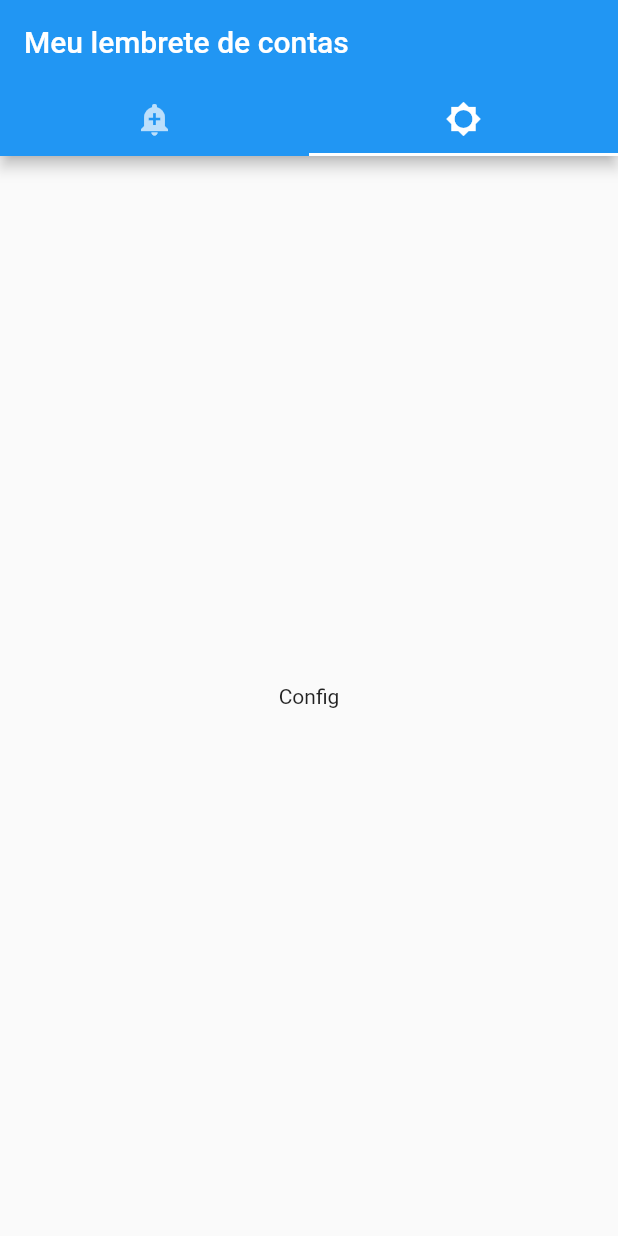
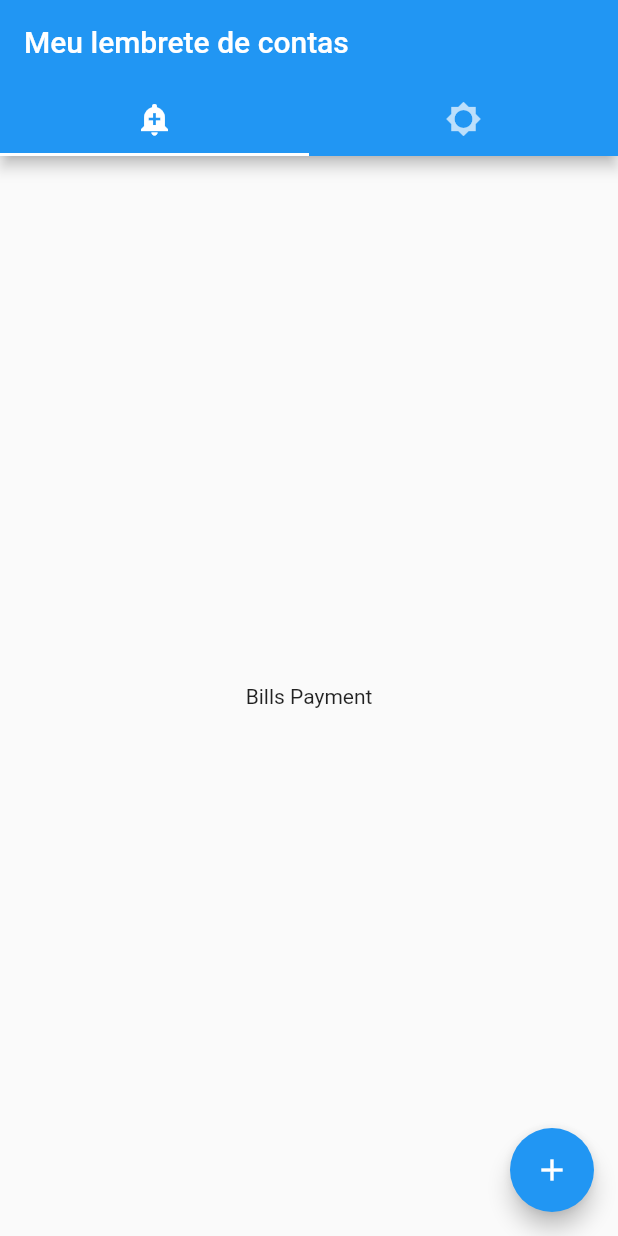
Before and after one commit to brunoalvesdasilva/flutter_remember, a Flutter app: the screen it shows after launch, on a phone screen of 412 x 824 dp. Run offline on Flutter 3.47's test engine with Material 2 defaults, Android fonts, the phone set to English and light mode, and no system bars.

Commit message:
feat(bills_payments): add new screen form

```diff
--- a/lib/main.dart
+++ b/lib/main.dart
@@ -1,9 +1,9 @@
 import 'package:flutter/material.dart';
-import 'screens/home/home.dart';
+import './screens/home/home.dart';
 
 void main() {
-  runApp(MaterialApp(
+  runApp(const MaterialApp(
     title: 'Meus lembretes de contas',
-    home: Home()
+    home: HomeScreen()
   ));
 }
--- a/lib/screens/home/home.dart
+++ b/lib/screens/home/home.dart
@@ -1,25 +1,45 @@
 import 'package:flutter/material.dart';
-import './widget/bills-payments/bills-payments.dart';
+import '../bills_payments/bills_payments.dart';
+import './widget/bills_payments/bills_payments.dart';
 import './widget/config/config.dart';
 
-class Home extends StatefulWidget {
-  const Home({Key? key}) : super(key: key);
+class HomeScreen extends StatefulWidget {
+  const HomeScreen({Key? key}) : super(key: key);
 
   @override
-  _HomeState createState() => _HomeState();
+  _HomeScreenState createState() => _HomeScreenState();
 }
 
-class _HomeState extends State<Home> {
+class _HomeScreenState extends State<HomeScreen> {
+  int currentView = 0;
+
+  Widget _actionButton() {
+    if (currentView != 0) {
+      return const SizedBox.shrink();
+    }
+
+    return FloatingActionButton(
+      tooltip: 'Increment Counter',
+      child: const Icon(Icons.add),
+      onPressed: () {
+        Navigator.push(
+          context,
+          MaterialPageRoute(builder: (context) => const BillPaymentsScreen()),
+        );
+      },
+    );
+  }
+
   @override
   Widget build(BuildContext context) {
     return DefaultTabController(
-      initialIndex: 1,
+      initialIndex: 0,
       length: 2,
       child: Scaffold(
         appBar: AppBar(
           title: const Text('Meu lembrete de contas'),
-          bottom: const TabBar(
-            tabs: <Widget>[
+          bottom: TabBar(
+            tabs: const <Widget>[
               Tab(
                 icon: Icon(Icons.add_alert),
               ),
@@ -27,15 +47,21 @@ class _HomeState extends State<Home> {
                 icon: Icon(Icons.brightness_5_sharp),
               ),
             ],
+            onTap: (index) {
+              setState(() {
+                currentView = index;
+              });
+            },
           ),
         ),
         body: const TabBarView(
           children: <Widget>[
-            bills_payments(),
-            config(),
+            BillsPayments(),
+            Config(),
           ],
         ),
+        floatingActionButton: _actionButton(),
       ),
-    );;
+    );
   }
 }
--- /dev/null
+++ b/lib/screens/home/widget/bills_payments/bills_payments.dart
@@ -0,0 +1,17 @@
+import 'package:flutter/material.dart';
+
+class BillsPayments extends StatefulWidget {
+  const BillsPayments({Key? key}) : super(key: key);
+
+  @override
+  _BillsPaymentsState createState() => _BillsPaymentsState();
+}
+
+class _BillsPaymentsState extends State<BillsPayments> {
+  @override
+  Widget build(BuildContext context) {
+    return const Center(
+      child: Text("Bills Payment"),
+    );
+  }
+}
--- a/lib/screens/home/widget/config/config.dart
+++ b/lib/screens/home/widget/config/config.dart
@@ -1,16 +1,16 @@
 import 'package:flutter/material.dart';
 
-class config extends StatefulWidget {
-  const config({Key? key}) : super(key: key);
+class Config extends StatefulWidget {
+  const Config({Key? key}) : super(key: key);
 
   @override
-  _configState createState() => _configState();
+  _ConfigState createState() => _ConfigState();
 }
 
-class _configState extends State<config> {
+class _ConfigState extends State<Config> {
   @override
   Widget build(BuildContext context) {
-    return Center(
+    return const Center(
       child: Text("Config"),
     );
   }
```
Also changed, not shown: lib/screens/bills_payments/bills_payments.dart (added, +23 -0 lines), lib/screens/bills_payments/widget/form_bills/form_bills.dart (added, +22 -0 lines), lib/screens/home/widget/bills-payments/bills-payments.dart (deleted, +0 -17 lines).
